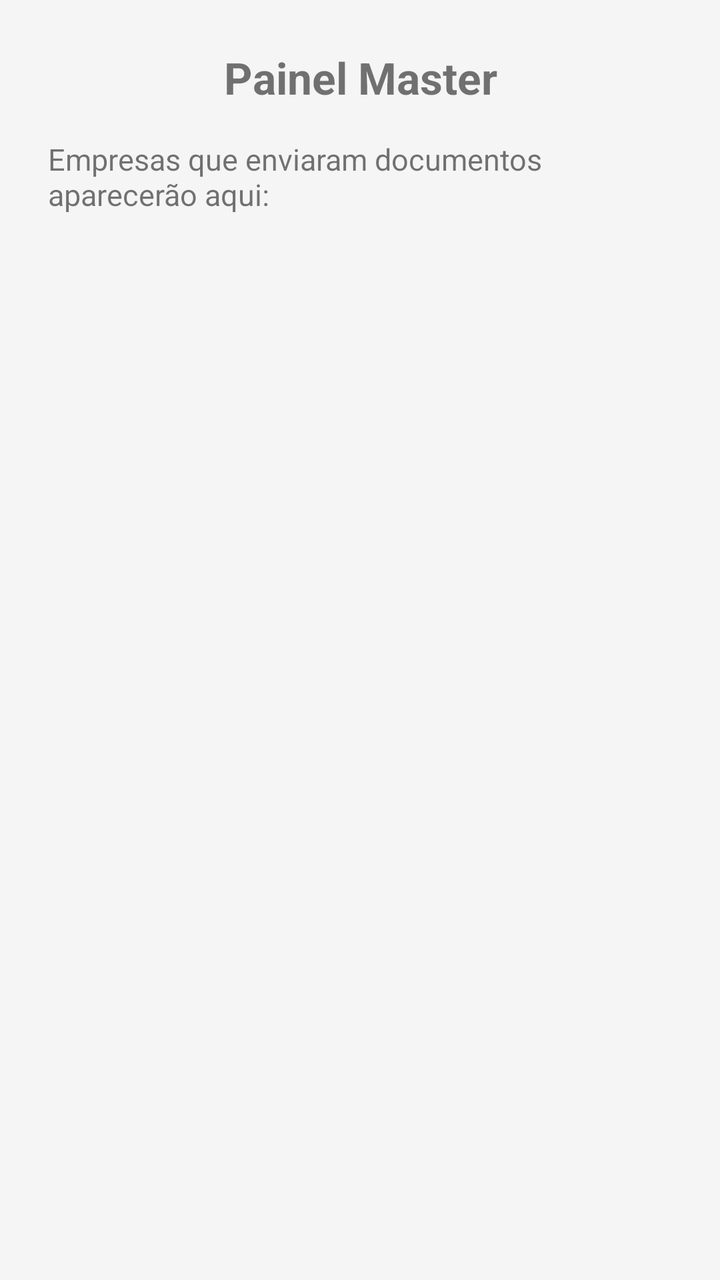
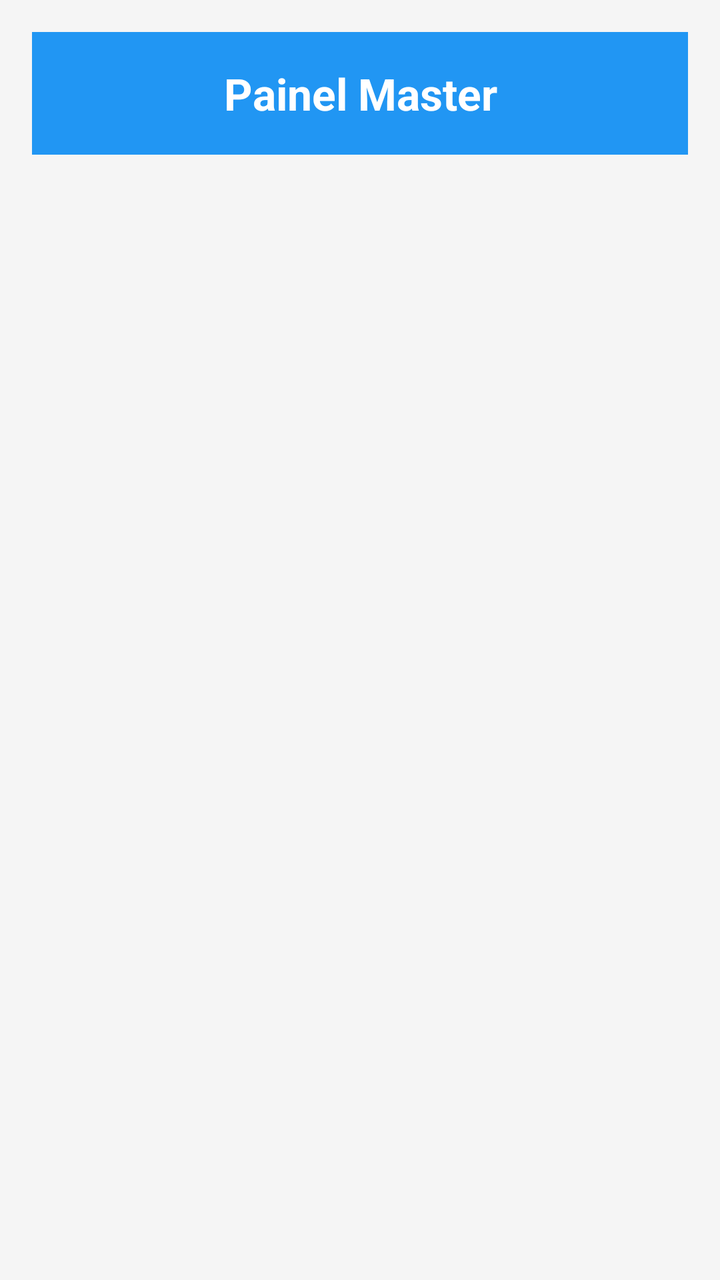

Before-and-after screenshots of an Android layout around one commit, followed by the original layout XML and the change that was made.
<!-- AndroidManifest.xml: application theme Theme.AppCompat.Light.NoActionBar -->
<!-- res/layout/painel_master.xml -->
<?xml version="1.0" encoding="utf-8"?>
<LinearLayout xmlns:android="http://schemas.android.com/apk/res/android"
    android:layout_width="match_parent"
    android:layout_height="match_parent"
    android:orientation="vertical"
    android:padding="24dp"
    android:background="#F5F5F5">

    <TextView
        android:id="@+id/titulo_master"
        android:layout_width="match_parent"
        android:layout_height="wrap_content"
        android:text="Painel Master"
        android:textSize="22sp"
        android:textStyle="bold"
        android:gravity="center"
        android:layout_marginBottom="16dp"/>

    <TextView
        android:layout_width="match_parent"
        android:layout_height="wrap_content"
        android:text="Empresas que enviaram documentos aparecerão aqui:"
        android:textSize="15sp"
        android:layout_marginBottom="8dp"/>

</LinearLayout>
<!-- resources referenced by this layout -->
<resources>

</resources>

<!-- the commit's change to res/layout/painel_master.xml (unified diff, before → after) -->
@@ -3,7 +3,7 @@
     android:layout_width="match_parent"
     android:layout_height="match_parent"
     android:orientation="vertical"
-    android:padding="24dp"
+    android:padding="16dp"
     android:background="#F5F5F5">
 
     <TextView
@@ -14,13 +14,14 @@
         android:textSize="22sp"
         android:textStyle="bold"
         android:gravity="center"
+        android:padding="16dp"
+        android:background="#2196F3"
+        android:textColor="#FFFFFF"
         android:layout_marginBottom="16dp"/>
 
-    <TextView
+    <androidx.recyclerview.widget.RecyclerView
+        android:id="@+id/recycler_empresas"
         android:layout_width="match_parent"
-        android:layout_height="wrap_content"
-        android:text="Empresas que enviaram documentos aparecerão aqui:"
-        android:textSize="15sp"
-        android:layout_marginBottom="8dp"/>
+        android:layout_height="match_parent"/>
 
 </LinearLayout>
